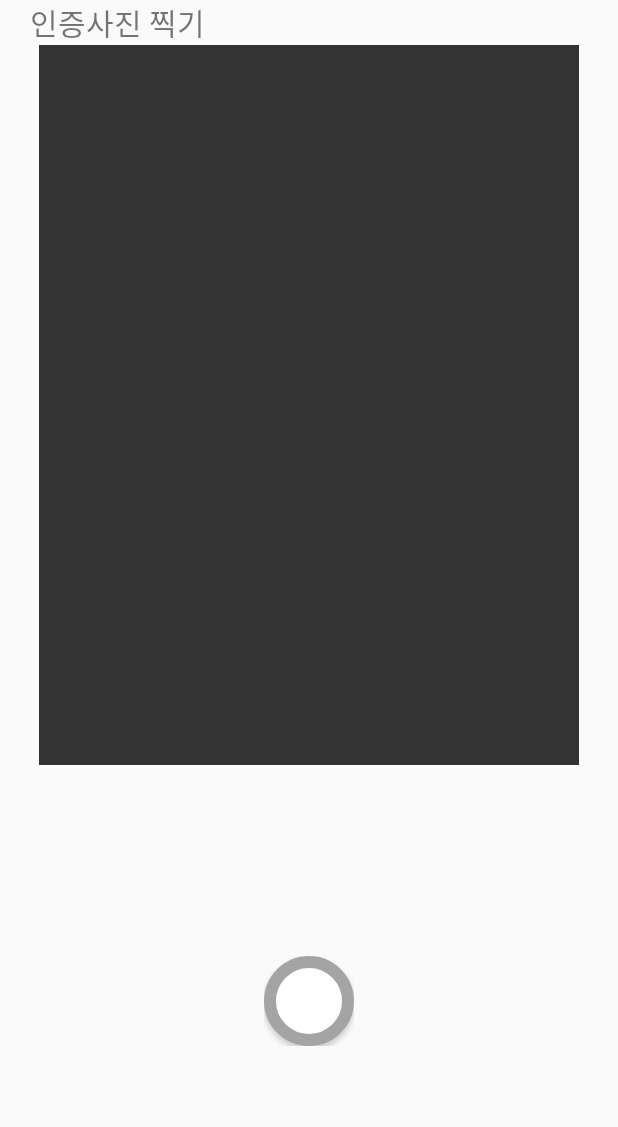
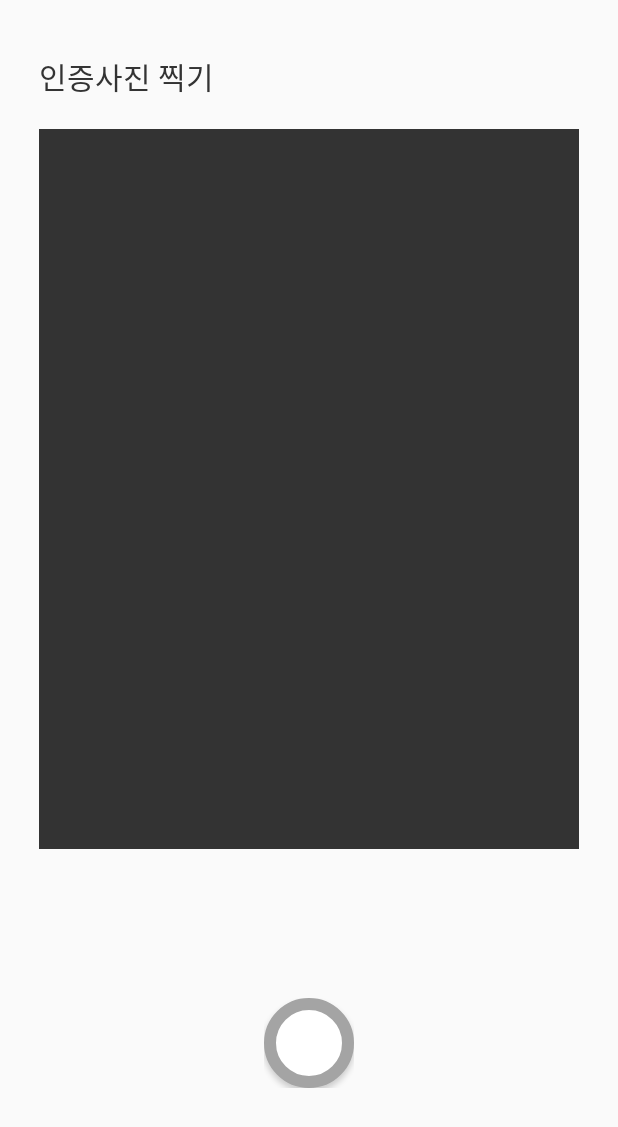
Before and after one commit to amaran-th/wake-up-bird, an Android app built with Jetpack Compose: the layout capture.xml on its own in the app's theme, with its tools: preview values and no code run, on a phone screen of 412 x 824 dp. Shown: the top 1127 px of the screen. Run offline under Robolectric (Android 15) with nearby library versions, the phone set to English and light mode, and no system bars; plain views replace PreviewView.

Commit message:
design: 폰트 적용

```diff
--- a/app/src/main/res/layout/capture.xml
+++ b/app/src/main/res/layout/capture.xml
@@ -9,11 +9,16 @@
 
     <TextView
         android:id="@+id/title"
-        android:layout_width="match_parent"
+        android:layout_width="360dp"
         android:layout_height="wrap_content"
         android:layout_marginHorizontal="20dp"
-        android:layout_marginVertical="36dp"
+        android:paddingTop="36dp"
+        android:paddingBottom="20dp"
         android:text="@string/capture_title"
+        android:fontFamily="@font/binggrae_bold"
+        android:textColor="@color/black_color"
+        app:layout_constraintEnd_toEndOf="parent"
+        app:layout_constraintStart_toStartOf="parent"
         android:textSize="20sp"
         />
 
@@ -64,12 +69,14 @@
                 android:id="@+id/retry_button"
                 android:layout_width="match_parent"
                 android:layout_height="wrap_content"
+                android:fontFamily="@font/binggrae_regular"
                 android:text="다시 찍기" />
 
             <Button
                 android:id="@+id/certify_button"
                 android:layout_width="wrap_content"
                 android:layout_height="wrap_content"
+                android:fontFamily="@font/binggrae_regular"
                 android:text="인증하기" />
         </LinearLayout>
 
--- a/app/src/main/res/layout/room.xml
+++ b/app/src/main/res/layout/room.xml
@@ -28,6 +28,7 @@
                     android:layout_height="wrap_content"
                     android:layout_weight="1"
                     android:layout_marginBottom="8dp"
+                    android:fontFamily="@font/binggrae_bold"
                     android:text="인증 현황"
                     android:textSize="20sp" />
 
@@ -37,6 +38,7 @@
                     android:layout_height="wrap_content"
                     android:layout_weight="1"
                     android:layout_marginBottom="16dp"
+                    android:fontFamily="@font/binggrae_regular"
                     android:text="TextView" />
 
                 <androidx.recyclerview.widget.RecyclerView
@@ -51,6 +53,7 @@
             android:id="@+id/certifyButton"
             android:layout_width="match_parent"
             android:layout_height="40dp"
+            android:fontFamily="@font/binggrae_regular"
             android:text="인증하기" />
     </LinearLayout>
 
```
